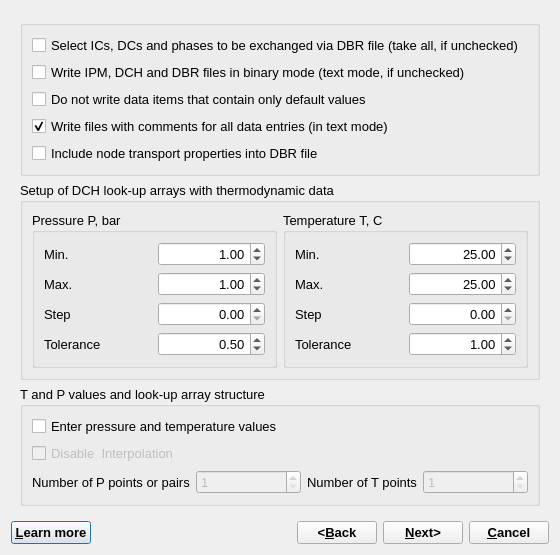
The window that GUI/Dialogs4/LookupDialog4.ui (gemshub/GEMSGUI) describes before a commit, drawn with Qt 5.
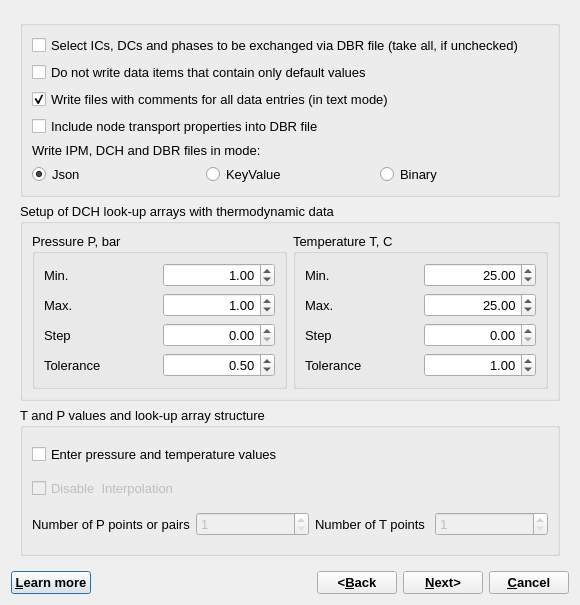
The same window after the commit.

Commit message: Changed GUI for select json , key-value and binary format files

```diff
--- a/GUI/Dialogs4/LookupDialog4.ui
+++ b/GUI/Dialogs4/LookupDialog4.ui
@@ -9,8 +9,8 @@
    <rect>
     <x>0</x>
     <y>0</y>
-    <width>560</width>
-    <height>530</height>
+    <width>580</width>
+    <height>605</height>
    </rect>
   </property>
   <property name="font">
@@ -24,7 +24,7 @@
   <property name="modal">
    <bool>true</bool>
   </property>
-  <layout class="QGridLayout" name="gridLayout_5">
+  <layout class="QGridLayout" name="gridLayout_6">
    <item row="0" column="0" colspan="5">
     <widget class="QStackedWidget" name="stackW">
      <property name="currentIndex">
@@ -37,29 +37,22 @@
          <property name="title">
           <string/>
          </property>
-         <layout class="QVBoxLayout" name="verticalLayout">
-          <item>
+         <layout class="QGridLayout" name="gridLayout_5">
+          <item row="0" column="0" colspan="3">
            <widget class="QCheckBox" name="chSelect">
             <property name="text">
              <string>Select ICs, DCs and phases to be exchanged via DBR file (take all, if unchecked)</string>
             </property>
            </widget>
           </item>
-          <item>
-           <widget class="QCheckBox" name="chMode">
-            <property name="text">
-             <string>Write IPM, DCH and DBR files in binary mode (text mode, if unchecked)</string>
-            </property>
-           </widget>
-          </item>
-          <item>
+          <item row="1" column="0" colspan="3">
            <widget class="QCheckBox" name="chAll">
             <property name="text">
              <string>Do not write data items that contain only default values</string>
             </property>
            </widget>
           </item>
-          <item>
+          <item row="2" column="0" colspan="3">
            <widget class="QCheckBox" name="chComment">
             <property name="text">
              <string>Write files with comments for all data entries (in text mode)</string>
@@ -69,7 +62,7 @@
             </property>
            </widget>
           </item>
-          <item>
+          <item row="3" column="0" colspan="3">
            <widget class="QCheckBox" name="chNoNodearray">
             <property name="text">
              <string>Include node transport properties into DBR file</string>
@@ -79,6 +72,37 @@
             </property>
            </widget>
           </item>
+          <item row="4" column="0" colspan="3">
+           <widget class="QLabel" name="label_13">
+            <property name="text">
+             <string>Write IPM, DCH and DBR files in mode: </string>
+            </property>
+           </widget>
+          </item>
+          <item row="5" column="0">
+           <widget class="QRadioButton" name="rbJson">
+            <property name="text">
+             <string>Json</string>
+            </property>
+            <property name="checked">
+             <bool>true</bool>
+            </property>
+           </widget>
+          </item>
+          <item row="5" column="1">
+           <widget class="QRadioButton" name="rbKeyVal">
+            <property name="text">
+             <string>KeyValue</string>
+            </property>
+           </widget>
+          </item>
+          <item row="5" column="2">
+           <widget class="QRadioButton" name="rbBinary">
+            <property name="text">
+             <string>Binary</string>
+            </property>
+           </widget>
+          </item>
          </layout>
         </widget>
        </item>
@@ -397,6 +421,7 @@
     <widget class="QPushButton" name="buttonHelp">
      <property name="font">
       <font>
+       <pointsize>10</pointsize>
        <weight>75</weight>
        <bold>true</bold>
       </font>
@@ -426,6 +451,7 @@
     <widget class="QPushButton" name="buttonBack">
      <property name="font">
       <font>
+       <pointsize>10</pointsize>
        <weight>75</weight>
        <bold>true</bold>
       </font>
@@ -439,6 +465,7 @@
     <widget class="QPushButton" name="buttonOK">
      <property name="font">
       <font>
+       <pointsize>10</pointsize>
        <weight>75</weight>
        <bold>true</bold>
       </font>
@@ -452,6 +479,7 @@
     <widget class="QPushButton" name="buttonCancel">
      <property name="font">
       <font>
+       <pointsize>10</pointsize>
        <weight>75</weight>
        <bold>true</bold>
       </font>
```
The commit also changes 17 other files.
